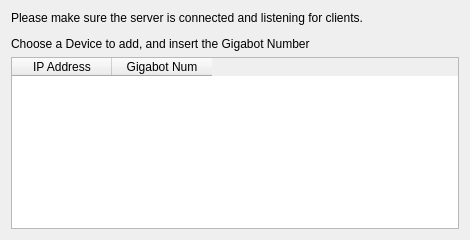
The window that addmachine.ui (re3Dprinting/touchscreen) describes before a commit, drawn with Qt 5.
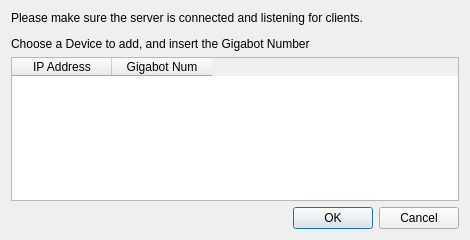
The same window after the commit.

Commit message: Buttonbox for addmachine got deleted, added back in

The edit to the form file:
```diff
--- a/addmachine.ui
+++ b/addmachine.ui
@@ -53,6 +53,13 @@
      </column>
     </widget>
    </item>
+   <item>
+    <widget class="QDialogButtonBox" name="Button">
+     <property name="standardButtons">
+      <set>QDialogButtonBox::Cancel|QDialogButtonBox::Ok</set>
+     </property>
+    </widget>
+   </item>
   </layout>
  </widget>
  <resources/>
```
The commit also changes 3 other files.
